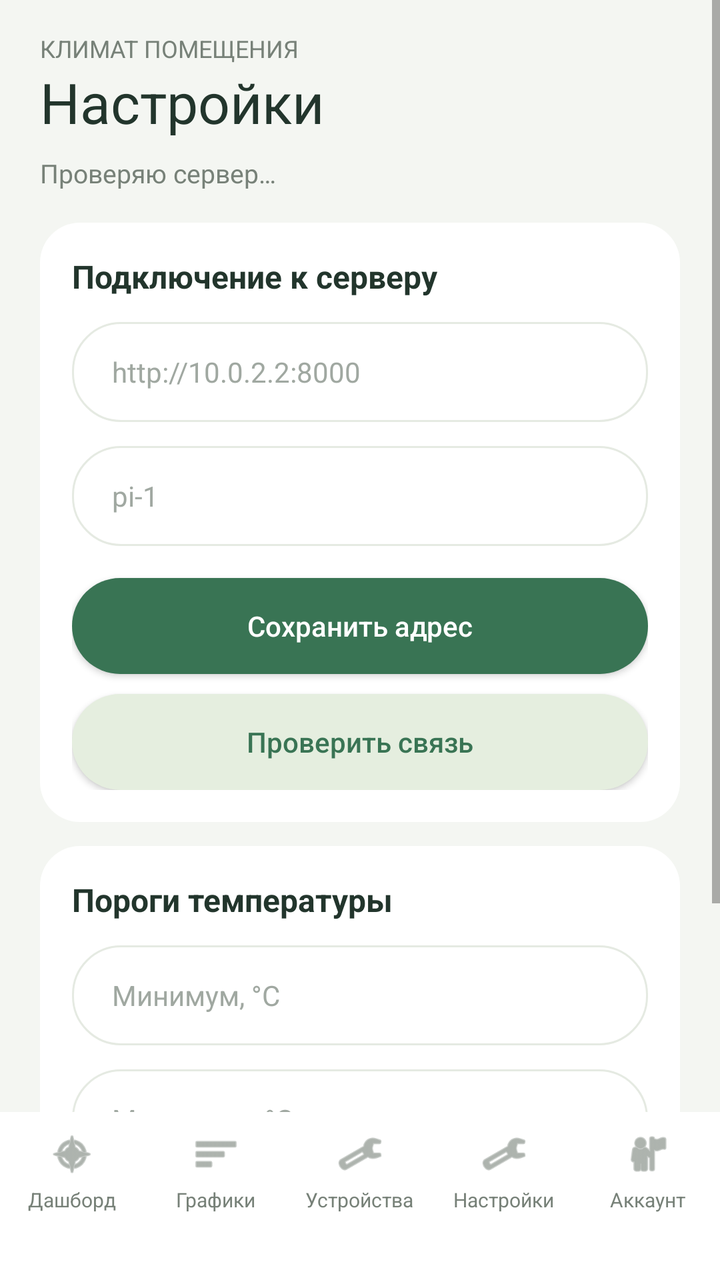
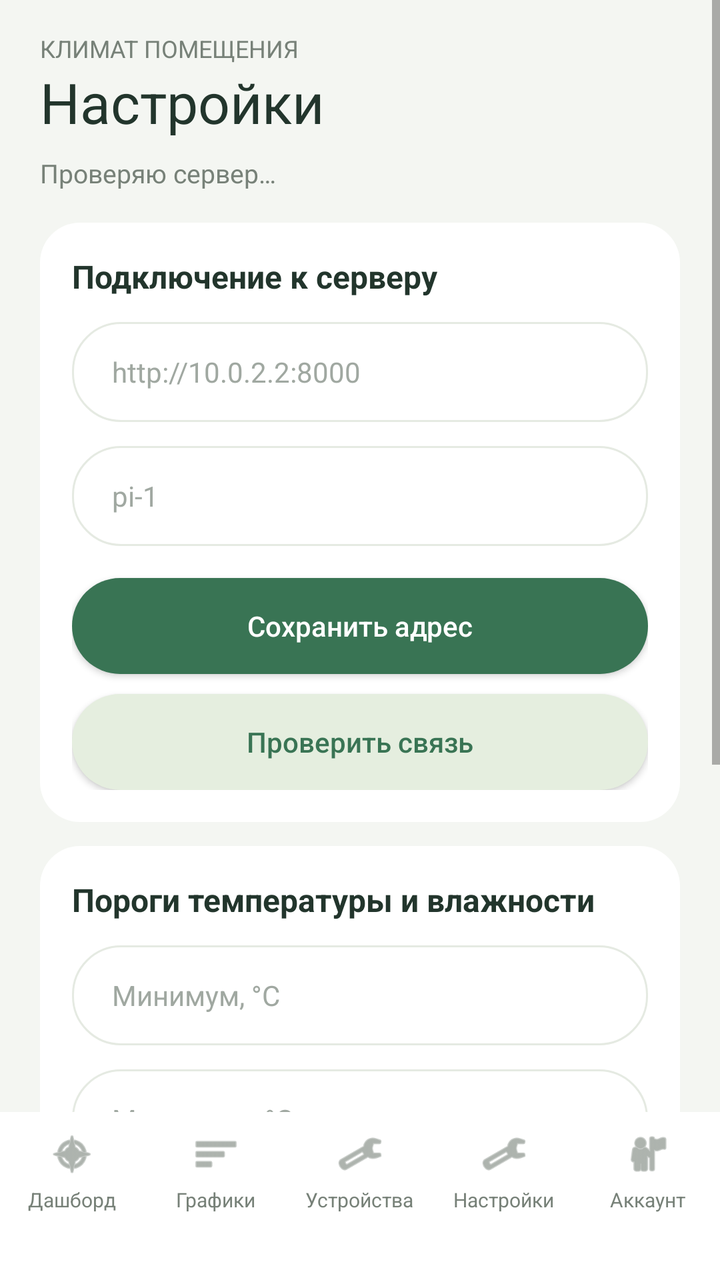

An Android layout rendered at two revisions. The XML below is the earlier revision; the diff shows what the commit changed to produce the second picture.
<!-- AndroidManifest.xml: application theme Theme.RoomClimate -->
<!-- res/layout/activity_settings.xml -->
<?xml version="1.0" encoding="utf-8"?>
<androidx.constraintlayout.widget.ConstraintLayout xmlns:android="http://schemas.android.com/apk/res/android"
    xmlns:app="http://schemas.android.com/apk/res-auto"
    android:layout_width="match_parent"
    android:layout_height="match_parent"
    android:background="@color/bg_default">

    <ScrollView
        android:layout_width="match_parent"
        android:layout_height="0dp"
        android:fillViewport="true"
        app:layout_constraintBottom_toTopOf="@+id/bottomNav"
        app:layout_constraintTop_toTopOf="parent">

        <LinearLayout
            android:layout_width="match_parent"
            android:layout_height="wrap_content"
            android:orientation="vertical"
            android:paddingStart="20dp"
            android:paddingEnd="20dp"
            android:paddingBottom="20dp">

            <TextView
                android:layout_width="wrap_content"
                android:layout_height="wrap_content"
                android:layout_marginTop="16dp"
                android:text="@string/header_label"
                android:textColor="@color/gray_text"
                android:textSize="12sp" />

            <TextView
                android:layout_width="wrap_content"
                android:layout_height="wrap_content"
                android:text="@string/settings_title"
                android:textColor="@color/dark_text"
                android:textSize="28sp" />

            <TextView
                android:id="@+id/tvHealth"
                android:layout_width="match_parent"
                android:layout_height="wrap_content"
                android:layout_marginTop="8dp"
                android:text="@string/connection_checking_short"
                android:textColor="@color/gray_text"
                android:textSize="13sp" />

            <LinearLayout
                android:layout_width="match_parent"
                android:layout_height="wrap_content"
                android:layout_marginTop="16dp"
                android:background="@drawable/bg_white_card"
                android:orientation="vertical"
                android:padding="16dp">

                <TextView
                    android:layout_width="wrap_content"
                    android:layout_height="wrap_content"
                    android:text="@string/settings_server"
                    android:textColor="@color/dark_text"
                    android:textSize="16sp"
                    android:textStyle="bold" />

                <EditText
                    android:id="@+id/editBaseUrl"
                    android:layout_width="match_parent"
                    android:layout_height="50dp"
                    android:layout_marginTop="12dp"
                    android:background="@drawable/bg_input_field"
                    android:hint="@string/hint_base_url"
                    android:inputType="textUri"
                    android:paddingStart="20dp"
                    android:paddingEnd="20dp"
                    android:textColor="@color/dark_text"
                    android:textColorHint="@color/gray_text_light"
                    android:textSize="14sp" />

                <EditText
                    android:id="@+id/editDeviceId"
                    android:layout_width="match_parent"
                    android:layout_height="50dp"
                    android:layout_marginTop="12dp"
                    android:background="@drawable/bg_input_field"
                    android:hint="@string/hint_device_id"
                    android:inputType="text"
                    android:paddingStart="20dp"
                    android:paddingEnd="20dp"
                    android:textColor="@color/dark_text"
                    android:textColorHint="@color/gray_text_light"
                    android:textSize="14sp" />

                <Button
                    android:id="@+id/btnSaveConnection"
                    android:layout_width="match_parent"
                    android:layout_height="48dp"
                    android:layout_marginTop="16dp"
                    android:background="@drawable/bg_btn_primary"
                    android:text="@string/btn_save_connection"
                    android:textAllCaps="false"
                    android:textColor="@color/white"
                    app:backgroundTint="@null" />

                <Button
                    android:id="@+id/btnTestConnection"
                    android:layout_width="match_parent"
                    android:layout_height="48dp"
                    android:layout_marginTop="10dp"
                    android:background="@drawable/bg_btn_secondary"
                    android:text="@string/btn_test_connection"
                    android:textAllCaps="false"
                    android:textColor="@color/green_primary"
                    app:backgroundTint="@null" />
            </LinearLayout>

            <LinearLayout
                android:layout_width="match_parent"
                android:layout_height="wrap_content"
                android:layout_marginTop="12dp"
                android:background="@drawable/bg_white_card"
                android:orientation="vertical"
                android:padding="16dp">

                <TextView
                    android:layout_width="wrap_content"
                    android:layout_height="wrap_content"
                    android:text="@string/settings_thresholds"
                    android:textColor="@color/dark_text"
                    android:textSize="16sp"
                    android:textStyle="bold" />

                <EditText
                    android:id="@+id/editTempMin"
                    android:layout_width="match_parent"
                    android:layout_height="50dp"
                    android:layout_marginTop="12dp"
                    android:background="@drawable/bg_input_field"
                    android:hint="@string/hint_temp_min"
                    android:inputType="numberDecimal|numberSigned"
                    android:paddingStart="20dp"
                    android:paddingEnd="20dp"
                    android:textColor="@color/dark_text"
                    android:textColorHint="@color/gray_text_light"
                    android:textSize="14sp" />

                <EditText
                    android:id="@+id/editTempMax"
                    android:layout_width="match_parent"
                    android:layout_height="50dp"
                    android:layout_marginTop="12dp"
                    android:background="@drawable/bg_input_field"
                    android:hint="@string/hint_temp_max"
                    android:inputType="numberDecimal|numberSigned"
                    android:paddingStart="20dp"
                    android:paddingEnd="20dp"
                    android:textColor="@color/dark_text"
                    android:textColorHint="@color/gray_text_light"
                    android:textSize="14sp" />

                <Button
                    android:id="@+id/btnSaveThresholds"
                    android:layout_width="match_parent"
                    android:layout_height="48dp"
                    android:layout_marginTop="16dp"
                    android:background="@drawable/bg_btn_primary"
                    android:text="@string/btn_save_thresholds"
                    android:textAllCaps="false"
                    android:textColor="@color/white"
                    app:backgroundTint="@null" />
            </LinearLayout>
        </LinearLayout>
    </ScrollView>

    <include
        android:id="@+id/bottomNav"
        layout="@layout/include_bottom_nav"
        android:layout_width="match_parent"
        android:layout_height="84dp"
        app:layout_constraintBottom_toBottomOf="parent" />
</androidx.constraintlayout.widget.ConstraintLayout>
<!-- res/layout/include_bottom_nav.xml (included above) -->
<?xml version="1.0" encoding="utf-8"?>
<LinearLayout xmlns:android="http://schemas.android.com/apk/res/android"
    xmlns:app="http://schemas.android.com/apk/res-auto"
    android:id="@+id/bottomNav"
    android:layout_width="match_parent"
    android:layout_height="84dp"
    android:background="@color/white"
    android:orientation="horizontal"
    android:paddingTop="9dp"
    android:paddingBottom="8dp">

    <LinearLayout
        android:id="@+id/navDashboard"
        android:layout_width="0dp"
        android:layout_height="match_parent"
        android:layout_weight="1"
        android:gravity="center_horizontal"
        android:orientation="vertical">
        <ImageView
            android:layout_width="24dp"
            android:layout_height="24dp"
            android:src="@android:drawable/ic_menu_compass"
            app:tint="@color/gray_text" />
        <TextView
            android:layout_width="wrap_content"
            android:layout_height="wrap_content"
            android:layout_marginTop="4dp"
            android:text="@string/nav_dashboard"
            android:textColor="@color/gray_text"
            android:textSize="10sp" />
    </LinearLayout>

    <LinearLayout
        android:id="@+id/navHistory"
        android:layout_width="0dp"
        android:layout_height="match_parent"
        android:layout_weight="1"
        android:gravity="center_horizontal"
        android:orientation="vertical">
        <ImageView
            android:layout_width="24dp"
            android:layout_height="24dp"
            android:src="@android:drawable/ic_menu_sort_by_size"
            app:tint="@color/gray_text" />
        <TextView
            android:layout_width="wrap_content"
            android:layout_height="wrap_content"
            android:layout_marginTop="4dp"
            android:text="@string/nav_history"
            android:textColor="@color/gray_text"
            android:textSize="10sp" />
    </LinearLayout>

    <LinearLayout
        android:id="@+id/navDevices"
        android:layout_width="0dp"
        android:layout_height="match_parent"
        android:layout_weight="1"
        android:gravity="center_horizontal"
        android:orientation="vertical">
        <ImageView
            android:layout_width="24dp"
            android:layout_height="24dp"
            android:src="@android:drawable/ic_menu_manage"
            app:tint="@color/gray_text" />
        <TextView
            android:layout_width="wrap_content"
            android:layout_height="wrap_content"
            android:layout_marginTop="4dp"
            android:text="@string/nav_devices"
            android:textColor="@color/gray_text"
            android:textSize="10sp" />
    </LinearLayout>

    <LinearLayout
        android:id="@+id/navSettings"
        android:layout_width="0dp"
        android:layout_height="match_parent"
        android:layout_weight="1"
        android:gravity="center_horizontal"
        android:orientation="vertical">
        <ImageView
            android:layout_width="24dp"
            android:layout_height="24dp"
            android:src="@android:drawable/ic_menu_preferences"
            app:tint="@color/gray_text" />
        <TextView
            android:layout_width="wrap_content"
            android:layout_height="wrap_content"
            android:layout_marginTop="4dp"
            android:text="@string/nav_settings"
            android:textColor="@color/gray_text"
            android:textSize="10sp" />
    </LinearLayout>

    <LinearLayout
        android:id="@+id/navAccount"
        android:layout_width="0dp"
        android:layout_height="match_parent"
        android:layout_weight="1"
        android:gravity="center_horizontal"
        android:orientation="vertical">
        <ImageView
            android:layout_width="24dp"
            android:layout_height="24dp"
            android:src="@android:drawable/ic_menu_myplaces"
            app:tint="@color/gray_text" />
        <TextView
            android:layout_width="wrap_content"
            android:layout_height="wrap_content"
            android:layout_marginTop="4dp"
            android:text="@string/nav_account"
            android:textColor="@color/gray_text"
            android:textSize="10sp" />
    </LinearLayout>
</LinearLayout>
<!-- resources referenced by this layout -->
<resources>
  <color name="bg_default">#F4F6F2</color>
  <color name="dark_text">#22352C</color>
  <color name="gray_text">#778178</color>
  <color name="gray_text_light">#A0A8A1</color>
  <color name="green_primary">#397454</color>
  <color name="white">#FFFFFF</color>
  <!-- drawable bg_btn_primary (drawable) -->
  <?xml version="1.0" encoding="utf-8"?>
  <shape xmlns:android="http://schemas.android.com/apk/res/android" android:shape="rectangle">
      <solid android:color="@color/green_primary" />
      <corners android:radius="24dp" />
  </shape>
  <!-- drawable bg_btn_secondary (drawable) -->
  <?xml version="1.0" encoding="utf-8"?>
  <shape xmlns:android="http://schemas.android.com/apk/res/android" android:shape="rectangle">
      <solid android:color="@color/green_light" />
      <corners android:radius="24dp" />
  </shape>
  <!-- drawable bg_input_field (drawable) -->
  <?xml version="1.0" encoding="utf-8"?>
  <shape xmlns:android="http://schemas.android.com/apk/res/android" android:shape="rectangle">
      <solid android:color="@color/white" />
      <corners android:radius="24dp" />
      <stroke android:width="1dp" android:color="@color/gray_light" />
  </shape>
  <!-- drawable bg_white_card (drawable) -->
  <?xml version="1.0" encoding="utf-8"?>
  <shape xmlns:android="http://schemas.android.com/apk/res/android" android:shape="rectangle">
      <solid android:color="@color/white" />
      <corners android:radius="20dp" />
  </shape>
  <string name="btn_save_connection">Сохранить адрес</string>
  <string name="btn_save_thresholds">Сохранить пороги</string>
  <string name="btn_test_connection">Проверить связь</string>
  <string name="connection_checking_short">Проверяю сервер…</string>
  <string name="header_label">КЛИМАТ ПОМЕЩЕНИЯ</string>
  <string name="hint_base_url">http://10.0.2.2:8000</string>
  <string name="hint_device_id">pi-1</string>
  <string name="hint_temp_max">Максимум, °C</string>
  <string name="hint_temp_min">Минимум, °C</string>
  <string name="nav_account">Аккаунт</string>
  <string name="nav_dashboard">Дашборд</string>
  <string name="nav_devices">Устройства</string>
  <string name="nav_history">Графики</string>
  <string name="nav_settings">Настройки</string>
  <string name="settings_server">Подключение к серверу</string>
  <string name="settings_thresholds">Пороги температуры</string>
  <string name="settings_title">Настройки</string>
  <style name="Theme.RoomClimate" parent="Base.Theme.RoomClimate" />
  <color name="green_light">#E5EEDF</color>
  <color name="gray_light">#E5EAE2</color>
  <style name="Base.Theme.RoomClimate" parent="Theme.AppCompat.Light.NoActionBar">
          
      </style>
</resources>

<!-- the commit's change to res/layout/activity_settings.xml (unified diff, before → after) -->
@@ -149,6 +149,34 @@
                     android:background="@drawable/bg_input_field"
                     android:hint="@string/hint_temp_max"
                     android:inputType="numberDecimal|numberSigned"
+                    android:paddingStart="20dp"
+                    android:paddingEnd="20dp"
+                    android:textColor="@color/dark_text"
+                    android:textColorHint="@color/gray_text_light"
+                    android:textSize="14sp" />
+
+                <EditText
+                    android:id="@+id/editHumidityMin"
+                    android:layout_width="match_parent"
+                    android:layout_height="50dp"
+                    android:layout_marginTop="12dp"
+                    android:background="@drawable/bg_input_field"
+                    android:hint="@string/hint_humidity_min"
+                    android:inputType="numberDecimal"
+                    android:paddingStart="20dp"
+                    android:paddingEnd="20dp"
+                    android:textColor="@color/dark_text"
+                    android:textColorHint="@color/gray_text_light"
+                    android:textSize="14sp" />
+
+                <EditText
+                    android:id="@+id/editHumidityMax"
+                    android:layout_width="match_parent"
+                    android:layout_height="50dp"
+                    android:layout_marginTop="12dp"
+                    android:background="@drawable/bg_input_field"
+                    android:hint="@string/hint_humidity_max"
+                    android:inputType="numberDecimal"
                     android:paddingStart="20dp"
                     android:paddingEnd="20dp"
                     android:textColor="@color/dark_text"
<!-- resource entries referenced after the edit -->
@@ -38,6 +38,8 @@
   <string name="header_label">КЛИМАТ ПОМЕЩЕНИЯ</string>
   <string name="hint_base_url">http://10.0.2.2:8000</string>
   <string name="hint_device_id">pi-1</string>
+  <string name="hint_humidity_max">Влажность, максимум %</string>
+  <string name="hint_humidity_min">Влажность, минимум %</string>
   <string name="hint_temp_max">Максимум, °C</string>
   <string name="hint_temp_min">Минимум, °C</string>
   <string name="nav_account">Аккаунт</string>
@@ -46,7 +48,7 @@
   <string name="nav_history">Графики</string>
   <string name="nav_settings">Настройки</string>
   <string name="settings_server">Подключение к серверу</string>
-  <string name="settings_thresholds">Пороги температуры</string>
+  <string name="settings_thresholds">Пороги температуры и влажности</string>
   <string name="settings_title">Настройки</string>
   <style name="Theme.RoomClimate" parent="Base.Theme.RoomClimate" />
   <color name="green_light">#E5EEDF</color>
